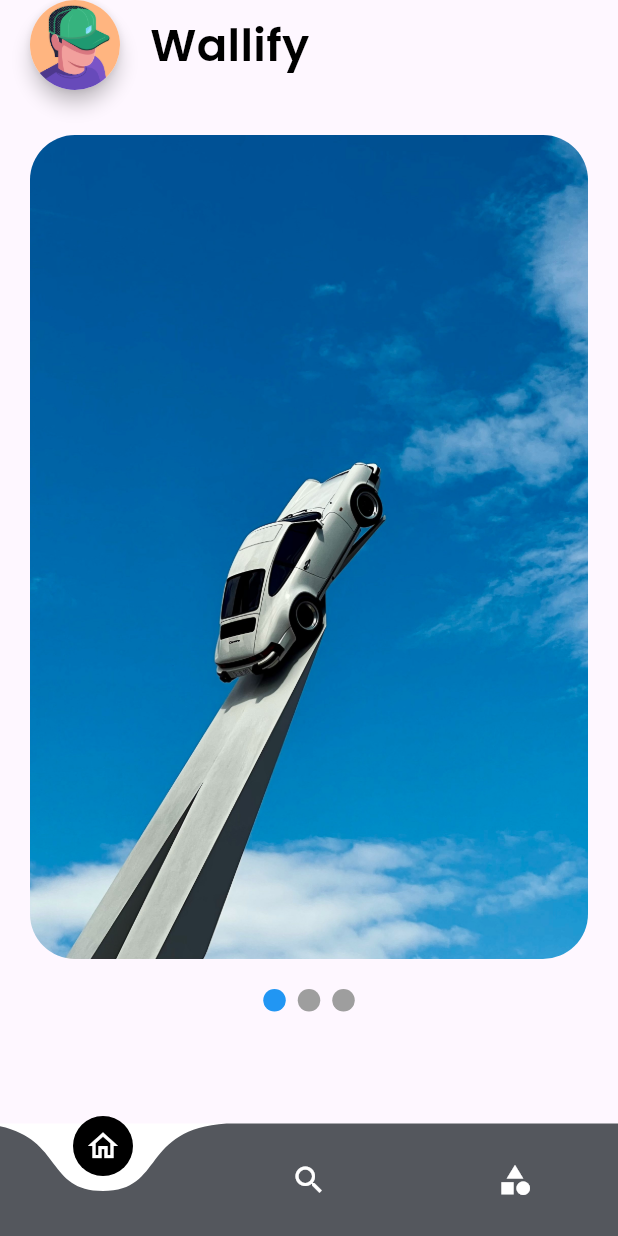
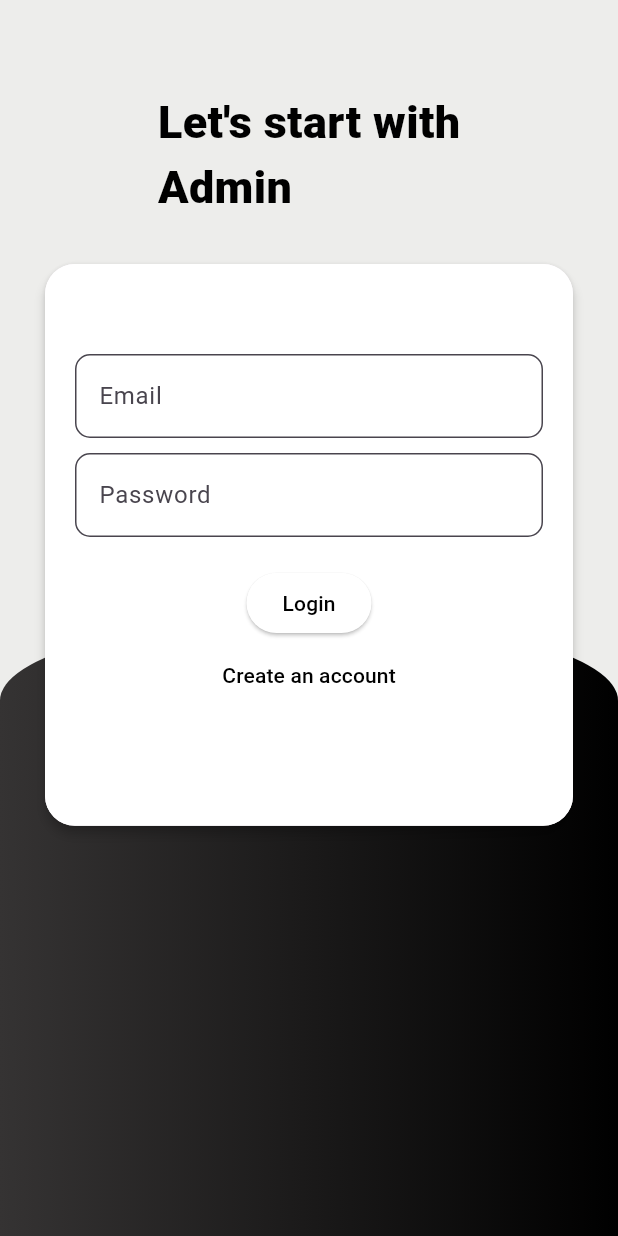
Before and after one commit to krishmaniyar/Wallpaper-App, a Flutter app: the screen it shows after launch, on a phone screen of 412 x 824 dp. Run offline on Flutter 3.47's test engine with Material 3 defaults, Android fonts, the light colour scheme and no system bars; drawn by our look-alikes of carousel_slider, curved_navigation_bar, smooth_page_indicator; our stand-ins replace cached_network_image, cloud_firestore, firebase_auth, firebase_core; accounts and stored records are empty.

Commit message:
second commit

```diff
--- /dev/null
+++ b/lib/Admin/admin_login.dart
@@ -0,0 +1,164 @@
+import 'package:cloud_firestore/cloud_firestore.dart';
+import 'package:firebase_auth/firebase_auth.dart';
+import 'package:flutter/material.dart';
+
+class AdminLogin extends StatefulWidget {
+  const AdminLogin({super.key});
+
+  @override
+  State<AdminLogin> createState() => _AdminLoginState();
+}
+
+class _AdminLoginState extends State<AdminLogin> {
+  final FirebaseAuth _auth = FirebaseAuth.instance;
+  final FirebaseFirestore _firestore = FirebaseFirestore.instance;
+
+  bool isLogin = true;
+  String email = '', password = '', username = '';
+
+  final GlobalKey<FormState> _formKey = GlobalKey<FormState>();
+
+  void authenticate() async {
+    try {
+      if (isLogin) {
+        await _auth.signInWithEmailAndPassword(email: email, password: password);
+      }
+      else {
+        UserCredential userCredential = await _auth.createUserWithEmailAndPassword(
+          email: email,
+          password: password,
+        );
+        await _firestore.collection('users').doc(userCredential.user!.uid).set({
+          'username': username,
+          'email': email,
+        });
+      }
+    }
+    catch (e) {
+      ScaffoldMessenger.of(context).showSnackBar(SnackBar(content: Text(e.toString())));
+    }
+  }
+
+  @override
+  Widget build(BuildContext context) {
+    return Scaffold(
+      backgroundColor: Color(0xFFededeb),
+      body: Container(
+        child: Stack(
+          children: [
+            Container(
+              margin: EdgeInsets.only(top: MediaQuery.of(context).size.height/2),
+              padding: EdgeInsets.only(top: 45, left: 20, right: 20),
+              height: MediaQuery.of(context).size.height,
+              width: MediaQuery.of(context).size.width,
+              decoration: BoxDecoration(
+                gradient: LinearGradient(
+                  colors: [Color.fromARGB(255, 53, 51, 51), Colors.black],
+                  begin: Alignment.topLeft,
+                  end: Alignment.topRight,
+                ),
+                borderRadius: BorderRadius.vertical(
+                  top: Radius.elliptical(MediaQuery.of(context).size.width, 110.0),
+                ),
+              ),
+            ),
+            Container(
+              margin: EdgeInsets.only(left: 30, right: 30, top: 60),
+              child: SingleChildScrollView(
+                child: Form(
+                  key: _formKey,
+                  child: Column(
+                    children: [
+                      Center(
+                        child: Text(
+                          "Let's start with\nAdmin",
+                          style: TextStyle(
+                            color: Colors.black,
+                            fontWeight: FontWeight.w800,
+                            fontSize: 30.0,
+                          ),
+                        ),
+                      ),
+                      SizedBox(height: 30,),
+                      Material(
+                        elevation: 3.0,
+                        borderRadius: BorderRadius.circular(20),
+                        child: Container(
+                          padding: EdgeInsets.symmetric(horizontal: 20),
+                          height: MediaQuery.of(context).size.height/2.2,
+                          decoration: BoxDecoration(
+                            color: Colors.white,
+                            borderRadius: BorderRadius.circular(20),
+                          ),
+                          child: Column(
+                            children: [
+                              SizedBox(height: 50,),
+                              if (!isLogin)
+                                TextField(
+                                  onChanged: (val) => username = val,
+                                  style: TextStyle(
+                                    color: Colors.black,
+                                  ),
+                                  decoration: InputDecoration(
+                                    filled: true,
+                                    fillColor: Colors.white,
+                                    labelText: 'Username',
+                                    border: OutlineInputBorder(borderRadius: BorderRadius.circular(10)),
+                                  ),
+                                ),
+                              SizedBox(height: 10),
+                              TextField(
+                                onChanged: (val) => email = val,
+                                style: TextStyle(
+                                  color: Colors.black,
+                                ),
+                                decoration: InputDecoration(
+                                  filled: true,
+                                  fillColor: Colors.white,
+                                  labelText: 'Email',
+                                  border: OutlineInputBorder(borderRadius: BorderRadius.circular(10)),
+                                ),
+                              ),
+                              SizedBox(height: 10),
+                              TextField(
+                                onChanged: (val) => password = val,
+                                style: TextStyle(
+                                  color: Colors.black,
+                                ),
+                                obscureText: true,
+                                decoration: InputDecoration(
+                                  filled: true,
+                                  fillColor: Colors.white,
+                                  labelText: 'Password',
+                                  border: OutlineInputBorder(borderRadius: BorderRadius.circular(10)),
+                                ),
+                              ),
+                              SizedBox(height: 20),
+                              ElevatedButton(
+                                onPressed: authenticate,
+                                style: ElevatedButton.styleFrom(backgroundColor: Colors.white),
+                                child: Text(isLogin ? 'Login' : 'Register',
+                                    style: TextStyle(color: Colors.black)),
+                              ),
+                              TextButton(
+                                onPressed: () => setState(() => isLogin = !isLogin),
+                                child: Text(
+                                  isLogin ? 'Create an account' : 'Already have an account?',
+                                  style: TextStyle(color: Colors.black),
+                                ),
+                              ),
+                            ],
+                          ),
+                        ),
+                      )
+                    ],
+                  )
+                ),
+              ),
+            ),
+          ],
+        ),
+      ),
+    );
+  }
+}
--- a/lib/main.dart
+++ b/lib/main.dart
@@ -1,14 +1,18 @@
+import 'package:firebase_auth/firebase_auth.dart';
+import 'package:firebase_core/firebase_core.dart';
 import 'package:flutter/material.dart';
+import 'package:wallpaper_app/Admin/admin_login.dart';
 import 'package:wallpaper_app/pages/bottomnav.dart';
 
-void main() {
+Future<void> main() async {
+  WidgetsFlutterBinding.ensureInitialized();
+  await Firebase.initializeApp();
   runApp(const MyApp());
 }
 
 class MyApp extends StatelessWidget {
   const MyApp({super.key});
 
-  // This widget is the root of your application.f
   @override
   Widget build(BuildContext context) {
     return MaterialApp(
@@ -18,7 +22,16 @@ class MyApp extends StatelessWidget {
         colorScheme: ColorScheme.fromSeed(seedColor: Colors.deepPurple),
         useMaterial3: true,
       ),
-      home: BottomNav(),
+      // home: AdminLogin(),
+      home: StreamBuilder(
+        stream: FirebaseAuth.instance.authStateChanges(),
+        builder: (context, snapshot) {
+          if (snapshot.hasData) {
+            return BottomNav();
+          }
+          return AdminLogin();
+        },
+      ),
     );
   }
 }
--- a/pubspec.yaml
+++ b/pubspec.yaml
@@ -39,6 +39,9 @@ dependencies:
   curved_navigation_bar: ^1.0.6
   http: ^1.3.0
   cached_network_image: ^3.4.1
+  firebase_core: ^3.12.1
+  cloud_firestore: ^5.6.5
+  firebase_auth: ^5.5.1
 
 dev_dependencies:
   flutter_test:
```
Also changed, not shown: lib/pages/cat.dart (added, +89 -0 lines), lib/pages/categories.dart (+38 -14 lines), lib/pages/full_screen.dart (added, +109 -0 lines), lib/pages/home.dart (+40 -10 lines), lib/pages/search.dart (+14 -5 lines), lib/widget/widget.dart (+17 -5 lines), pubspec.lock, 6 other files.
